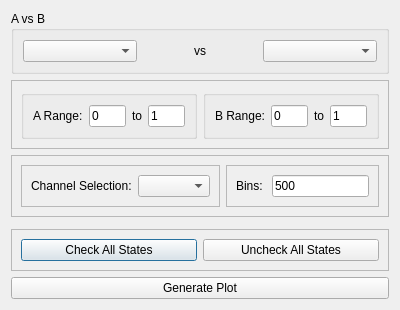
Qt form massGui/ui/avsbSetup.ui (gmondee/massGui) before a commit.
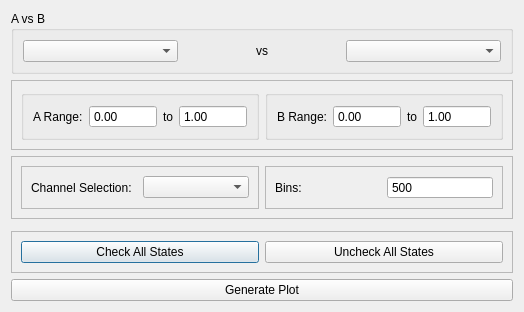
The same form after that commit. Custom widgets are drawn as their Qt base class.

Commit message:
Change QLineEdits to QDoubleSpinBoxes
This limits what can be typed in and prevents some crashes related to what is entered

```diff
--- a/massGui/ui/avsbSetup.ui
+++ b/massGui/ui/avsbSetup.ui
@@ -62,9 +62,18 @@
           </widget>
          </item>
          <item>
-          <widget class="QLineEdit" name="aRangeLo">
-           <property name="text">
-            <string>0</string>
+          <widget class="QDoubleSpinBox" name="aRangeLo">
+           <property name="buttonSymbols">
+            <enum>QAbstractSpinBox::NoButtons</enum>
+           </property>
+           <property name="decimals">
+            <number>2</number>
+           </property>
+           <property name="maximum">
+            <double>10000000.000000000000000</double>
+           </property>
+           <property name="value">
+            <double>0.000000000000000</double>
            </property>
           </widget>
          </item>
@@ -76,9 +85,18 @@
           </widget>
          </item>
          <item>
-          <widget class="QLineEdit" name="aRangeHi">
-           <property name="text">
-            <string>1</string>
+          <widget class="QDoubleSpinBox" name="aRangeHi">
+           <property name="buttonSymbols">
+            <enum>QAbstractSpinBox::NoButtons</enum>
+           </property>
+           <property name="decimals">
+            <number>2</number>
+           </property>
+           <property name="maximum">
+            <double>10000000.000000000000000</double>
+           </property>
+           <property name="value">
+            <double>1.000000000000000</double>
            </property>
           </widget>
          </item>
@@ -99,9 +117,18 @@
           </widget>
          </item>
          <item>
-          <widget class="QLineEdit" name="bRangeLo">
-           <property name="text">
-            <string>0</string>
+          <widget class="QDoubleSpinBox" name="bRangeLo">
+           <property name="buttonSymbols">
+            <enum>QAbstractSpinBox::NoButtons</enum>
+           </property>
+           <property name="decimals">
+            <number>2</number>
+           </property>
+           <property name="maximum">
+            <double>10000000.000000000000000</double>
+           </property>
+           <property name="value">
+            <double>0.000000000000000</double>
            </property>
           </widget>
          </item>
@@ -113,9 +140,18 @@
           </widget>
          </item>
          <item>
-          <widget class="QLineEdit" name="bRangeHi">
-           <property name="text">
-            <string>1</string>
+          <widget class="QDoubleSpinBox" name="bRangeHi">
+           <property name="buttonSymbols">
+            <enum>QAbstractSpinBox::NoButtons</enum>
+           </property>
+           <property name="decimals">
+            <number>2</number>
+           </property>
+           <property name="maximum">
+            <double>10000000.000000000000000</double>
+           </property>
+           <property name="value">
+            <double>1.000000000000000</double>
            </property>
           </widget>
          </item>
@@ -179,12 +215,18 @@
           </widget>
          </item>
          <item>
-          <widget class="QLineEdit" name="binsBox">
-           <property name="inputMethodHints">
-            <set>Qt::ImhPreferNumbers</set>
+          <widget class="QDoubleSpinBox" name="binsBox">
+           <property name="buttonSymbols">
+            <enum>QAbstractSpinBox::NoButtons</enum>
            </property>
-           <property name="text">
-            <string>500</string>
+           <property name="decimals">
+            <number>0</number>
+           </property>
+           <property name="maximum">
+            <double>10000000.000000000000000</double>
+           </property>
+           <property name="value">
+            <double>500.000000000000000</double>
            </property>
           </widget>
          </item>
```
The commit also changes 8 other files.
